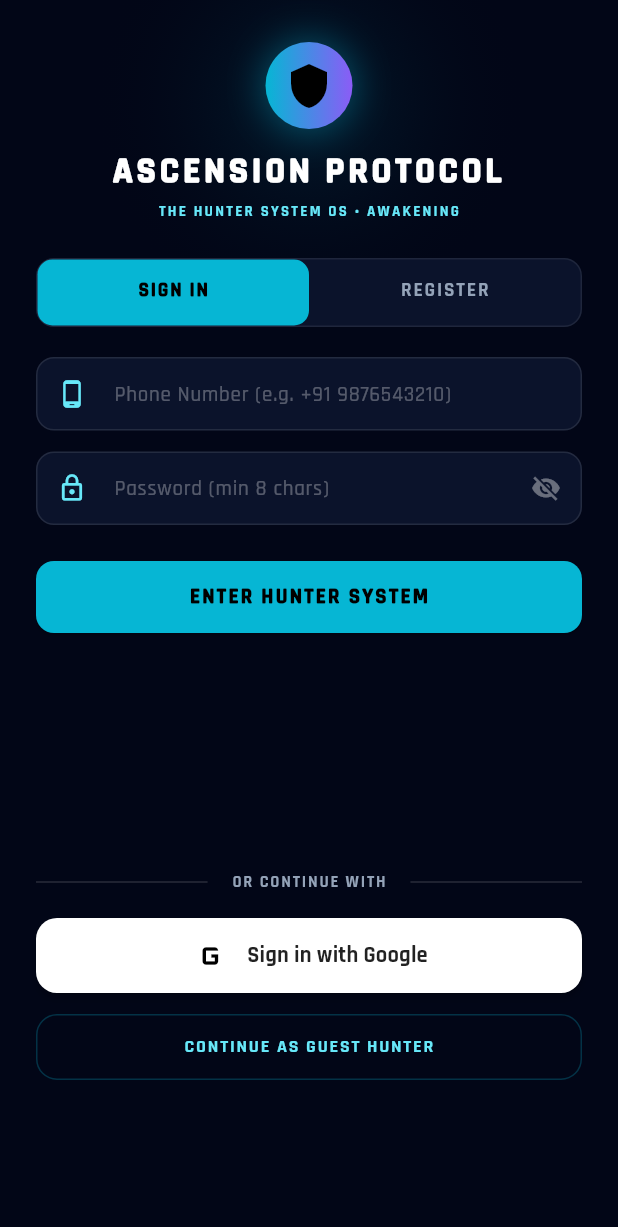
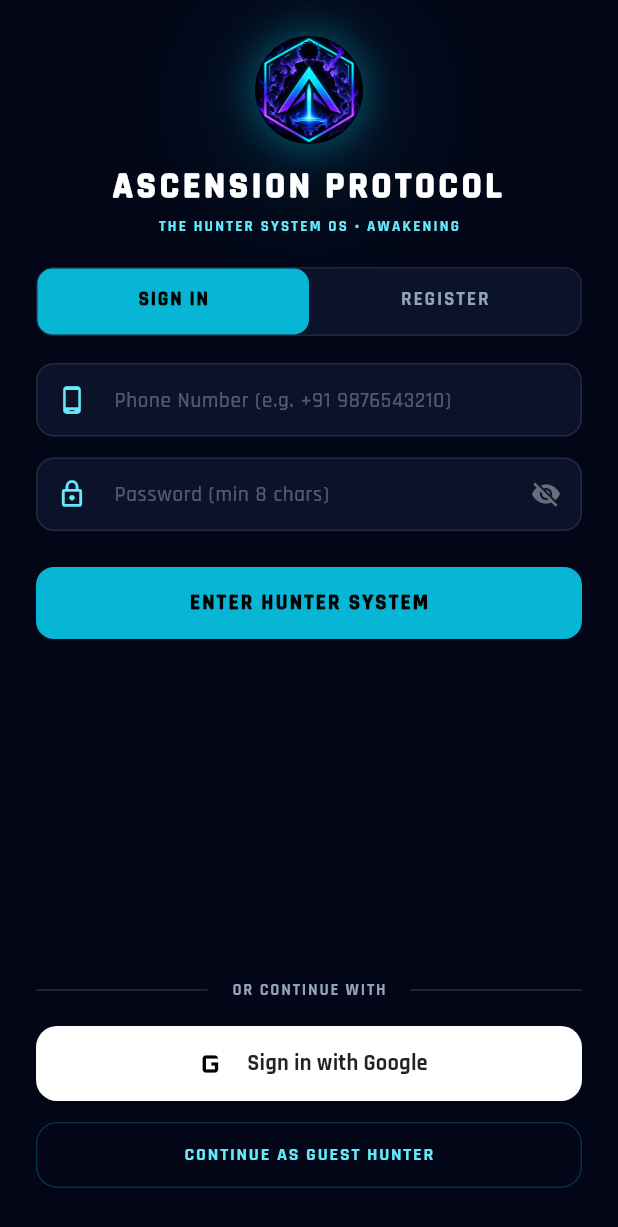
Before and after one commit to kamaleshramesh7275-cloud/ascension-protocol, a Flutter app: the screen it shows after launch, on a phone screen of 412 x 824 dp. Shown: the top 1227 px of the screen. Run offline on Flutter 3.47's test engine with Material 3 defaults, Android fonts, the phone set to English and light mode, and no system bars; drawn by our look-alikes of flutter_animate; our stand-ins replace audioplayers, connectivity_plus, dio, firebase_core, firebase_messaging, flutter_riverpod and 5 more; accounts and stored records are empty; network calls fail.

Commit message:
feat: apply Neon Shadow Ascension Emblem as app logo & favicon + responsive vertical layout

```diff
--- a/mobile/lib/features/auth/login_screen.dart
+++ b/mobile/lib/features/auth/login_screen.dart
@@ -236,33 +236,46 @@ class _LoginScreenState extends ConsumerState<LoginScreen> with SingleTickerProv
             ),
 
             SafeArea(
-              child: SingleChildScrollView(
+              child: LayoutBuilder(
+                builder: (context, constraints) => SingleChildScrollView(
                   padding: const EdgeInsets.symmetric(horizontal: 24, vertical: 16),
+                  child: ConstrainedBox(
+                    constraints: BoxConstraints(
+                      minHeight: (constraints.maxHeight - 32).clamp(0.0, double.infinity),
+                    ),
                     child: Column(
+                      mainAxisAlignment: MainAxisAlignment.spaceBetween,
                       children: [
-                    const SizedBox(height: 12),
+                        Column(
+                          children: [
+                            const SizedBox(height: 8),
 
-                    // System Emblem
+                            // System Emblem (App Logo)
                             Container(
-                      width: 58,
-                      height: 58,
+                              width: 72,
+                              height: 72,
                               decoration: BoxDecoration(
                                 shape: BoxShape.circle,
-                        gradient: const LinearGradient(
-                          colors: [HunterTheme.cyan, HunterTheme.purple],
-                        ),
                                 boxShadow: [
                                   BoxShadow(
-                            color: HunterTheme.cyan.withValues(alpha: 0.35),
-                            blurRadius: 20,
+                                    color: HunterTheme.cyan.withValues(alpha: 0.4),
+                                    blurRadius: 22,
                                     spreadRadius: 2,
                                   ),
                                 ],
                               ),
-                      child: const Icon(
+                              child: ClipOval(
+                                child: Image.asset(
+                                  'assets/images/app_logo.png',
+                                  width: 72,
+                                  height: 72,
+                                  fit: BoxFit.cover,
+                                  errorBuilder: (_, _, _) => const Icon(
                                     Icons.shield,
-                        color: Colors.black,
-                        size: 32,
+                                    color: HunterTheme.cyan,
+                                    size: 42,
+                                  ),
+                                ),
                               ),
                             ).animate().scale(duration: 500.ms, curve: Curves.easeOutBack),
 
@@ -291,7 +304,7 @@ class _LoginScreenState extends ConsumerState<LoginScreen> with SingleTickerProv
                               ),
                             ),
 
-                    const SizedBox(height: 24),
+                            const SizedBox(height: 20),
 
                             // Dual Tab Selector (Sign In / Register)
                             Container(
@@ -328,11 +341,11 @@ class _LoginScreenState extends ConsumerState<LoginScreen> with SingleTickerProv
                               ),
                             ),
 
-                    const SizedBox(height: 20),
+                            const SizedBox(height: 18),
 
-                    // Tab View content
+                            // Responsive Tab View content
                             SizedBox(
-                      height: 330,
+                              height: (constraints.maxHeight * 0.45).clamp(320.0, 480.0),
                               child: TabBarView(
                                 controller: _tabController,
                                 children: [
@@ -344,7 +357,11 @@ class _LoginScreenState extends ConsumerState<LoginScreen> with SingleTickerProv
                                 ],
                               ),
                             ),
+                          ],
+                        ),
 
+                        Column(
+                          children: [
                             const SizedBox(height: 12),
 
                     // Divider: OR CONTINUE WITH
@@ -449,6 +466,10 @@ class _LoginScreenState extends ConsumerState<LoginScreen> with SingleTickerProv
 
                     const SizedBox(height: 16),
                           ],
+                        ),
+                      ],
+                    ),
+                  ),
                 ),
               ),
             ),
--- a/mobile/pubspec.yaml
+++ b/mobile/pubspec.yaml
@@ -81,6 +81,7 @@ flutter:
 
   assets:
     - assets/sfx/
+    - assets/images/
 
   # To add assets to your application, add an assets section, like this:
   # assets:
```
Also changed, not shown: mobile/lib/features/focus/focus_screen.dart (+9 -6 lines), client/public/favicon.png, client/public/pwa-192x192.png, client/public/pwa-512x512.png, mobile/assets/images/app_logo.png (added), 6 other files. Lines whose indentation alone changed are shown as unchanged.
